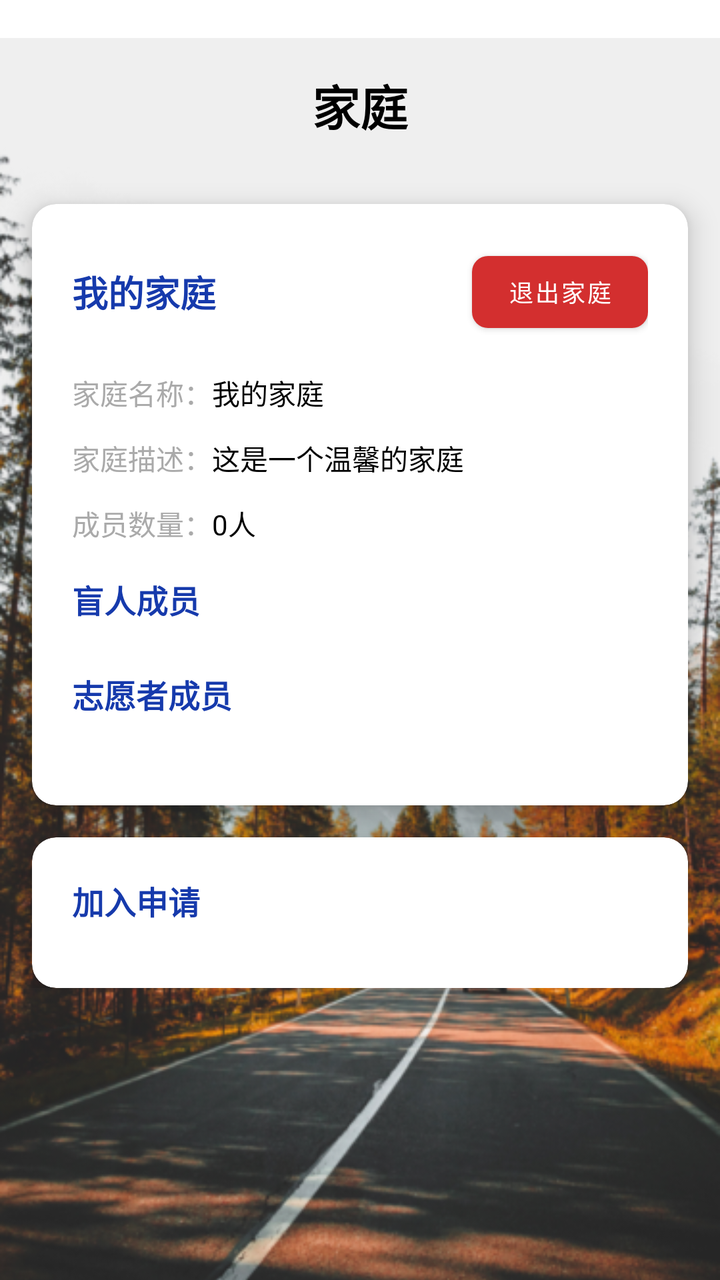
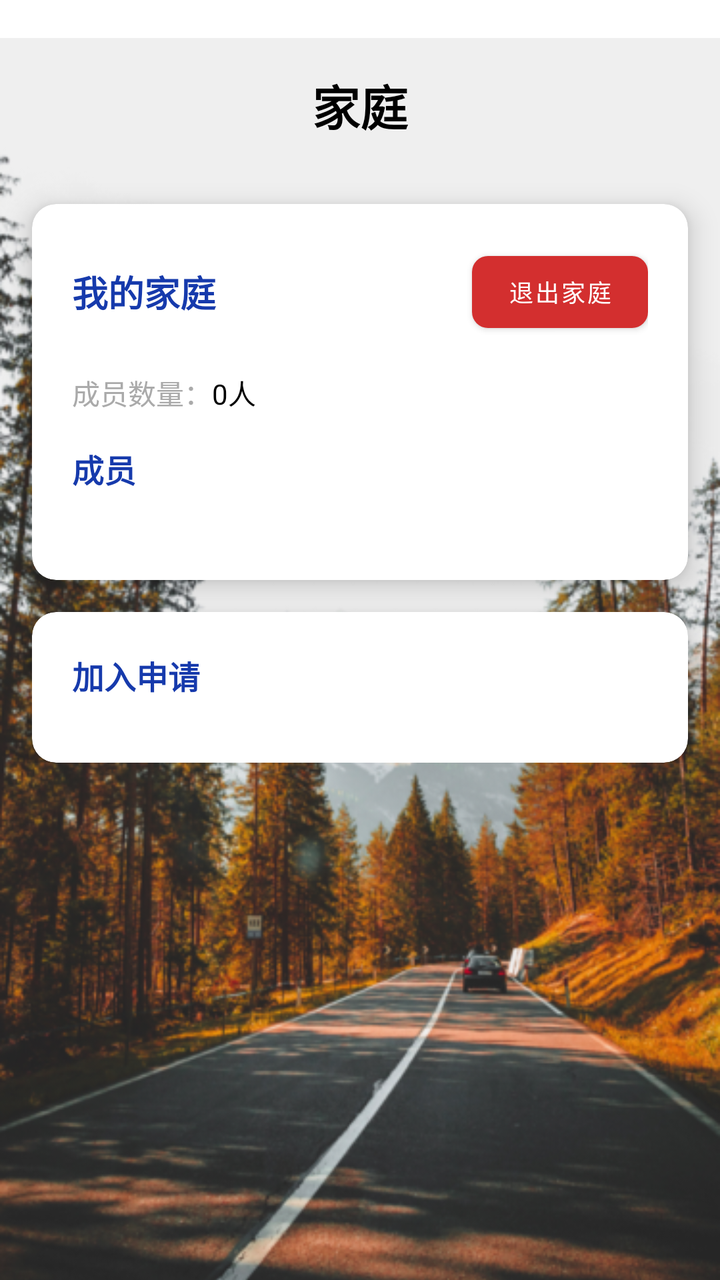

Two renders of the same Android screen: before a commit and after it. Below are the layout's source before the change and the commit's diff.
<!-- AndroidManifest.xml: application theme Theme.Shiwujie -->
<!-- res/layout/fragment_family.xml -->
<?xml version="1.0" encoding="utf-8"?>
<LinearLayout xmlns:android="http://schemas.android.com/apk/res/android"
    xmlns:app="http://schemas.android.com/apk/res-auto"
    android:layout_width="match_parent"
    android:layout_height="match_parent"
    android:orientation="vertical"
    android:fitsSystemWindows="true">

    
    <View
        android:layout_width="match_parent"
        android:layout_height="0dp"
        android:layout_weight="0.03" />

    
    <androidx.constraintlayout.widget.ConstraintLayout
        android:layout_width="match_parent"
        android:layout_height="0dp"
        android:layout_weight="0.97">

        
        <ImageView
            android:layout_width="match_parent"
            android:layout_height="match_parent"
            android:scaleType="centerCrop"
            android:src="@drawable/background"
            app:layout_constraintBottom_toBottomOf="parent"
            app:layout_constraintEnd_toEndOf="parent"
            app:layout_constraintStart_toStartOf="parent"
            app:layout_constraintTop_toTopOf="parent" />

        
        <TextView
            android:id="@+id/tvTitle"
            android:layout_width="wrap_content"
            android:layout_height="wrap_content"
            android:layout_marginTop="16dp"
            android:text="家庭"
            android:textColor="@color/black"
            android:textSize="24sp"
            android:textStyle="bold"
            app:layout_constraintLeft_toLeftOf="parent"
            app:layout_constraintRight_toRightOf="parent"
            app:layout_constraintTop_toTopOf="parent" />

        
        <ScrollView
            android:layout_width="match_parent"
            android:layout_height="0dp"
            android:layout_marginTop="16dp"
            android:clipToPadding="false"
            android:paddingBottom="16dp"
            app:layout_constraintBottom_toBottomOf="parent"
            app:layout_constraintTop_toBottomOf="@id/tvTitle">

            <LinearLayout
                android:layout_width="match_parent"
                android:layout_height="wrap_content"
                android:orientation="vertical">

                
                <androidx.cardview.widget.CardView
                    android:id="@+id/cardEmptyState"
                    android:layout_width="match_parent"
                    android:layout_height="wrap_content"
                    android:layout_marginHorizontal="16dp"
                    android:visibility="gone"
                    app:cardCornerRadius="12dp"
                    app:cardElevation="8dp">

                    <LinearLayout
                        android:layout_width="match_parent"
                        android:layout_height="wrap_content"
                        android:gravity="center"
                        android:orientation="vertical"
                        android:padding="32dp">

                        <TextView
                            android:layout_width="wrap_content"
                            android:layout_height="wrap_content"
                            android:layout_marginBottom="24dp"
                            android:text="您还未加入任何家庭"
                            android:textColor="@android:color/black"
                            android:textSize="18sp"
                            android:textStyle="bold" />

                        
                        <Button
                            android:id="@+id/btnJoinFamily"
                            android:layout_width="match_parent"
                            android:layout_height="wrap_content"
                            android:background="@drawable/bg_button_primary"
                            android:padding="12dp"
                            android:text="加入家庭"
                            android:textColor="@android:color/white"
                            android:textSize="16sp" />

                    </LinearLayout>

                </androidx.cardview.widget.CardView>

                
                <androidx.cardview.widget.CardView
                    android:id="@+id/cardFamilyInfo"
                    android:layout_width="match_parent"
                    android:layout_height="wrap_content"
                    android:layout_marginHorizontal="16dp"
                    android:layout_marginTop="16dp"
                    app:cardCornerRadius="12dp"
                    app:cardElevation="8dp">

                    <LinearLayout
                        android:layout_width="match_parent"
                        android:layout_height="wrap_content"
                        android:orientation="vertical"
                        android:padding="20dp">

                        
                        <LinearLayout
                            android:layout_width="match_parent"
                            android:layout_height="wrap_content"
                            android:layout_marginBottom="16dp"
                            android:gravity="center_vertical"
                            android:orientation="horizontal">

                            <TextView
                                android:layout_width="0dp"
                                android:layout_height="wrap_content"
                                android:layout_weight="1"
                                android:text="我的家庭"
                                android:textColor="#163AAC"
                                android:textSize="18sp"
                                android:textStyle="bold" />

                            <com.google.android.material.button.MaterialButton
                                android:id="@+id/btnLeaveFamily"
                                android:layout_width="wrap_content"
                                android:layout_height="wrap_content"
                                app:backgroundTint="@color/red"
                                app:cornerRadius="8dp"
                                android:paddingHorizontal="16dp"
                                android:paddingVertical="8dp"
                                android:text="退出家庭"
                                android:textColor="@android:color/white"
                                android:textSize="12sp" />

                        </LinearLayout>

                        
                        <LinearLayout
                            android:layout_width="match_parent"
                            android:layout_height="wrap_content"
                            android:layout_marginBottom="12dp"
                            android:orientation="horizontal">

                            <TextView
                                android:layout_width="wrap_content"
                                android:layout_height="wrap_content"
                                android:text="家庭名称："
                                android:textColor="@android:color/darker_gray"
                                android:textSize="14sp" />

                            <TextView
                                android:id="@+id/tvFamilyName"
                                android:layout_width="0dp"
                                android:layout_height="wrap_content"
                                android:layout_weight="1"
                                android:text="我的家庭"
                                android:textColor="@android:color/black"
                                android:textSize="14sp" />

                        </LinearLayout>

                        
                        <LinearLayout
                            android:layout_width="match_parent"
                            android:layout_height="wrap_content"
                            android:layout_marginBottom="12dp"
                            android:orientation="horizontal">

                            <TextView
                                android:layout_width="wrap_content"
                                android:layout_height="wrap_content"
                                android:text="家庭描述："
                                android:textColor="@android:color/darker_gray"
                                android:textSize="14sp" />

                            <TextView
                                android:id="@+id/tvFamilyDescription"
                                android:layout_width="0dp"
                                android:layout_height="wrap_content"
                                android:layout_weight="1"
                                android:text="这是一个温馨的家庭"
                                android:textColor="@android:color/black"
                                android:textSize="14sp" />

                        </LinearLayout>

                        
                        <LinearLayout
                            android:layout_width="match_parent"
                            android:layout_height="wrap_content"
                            android:layout_marginBottom="16dp"
                            android:orientation="horizontal">

                            <TextView
                                android:layout_width="wrap_content"
                                android:layout_height="wrap_content"
                                android:text="成员数量："
                                android:textColor="@android:color/darker_gray"
                                android:textSize="14sp" />

                            <TextView
                                android:id="@+id/tvMemberCount"
                                android:layout_width="0dp"
                                android:layout_height="wrap_content"
                                android:layout_weight="1"
                                android:text="0人"
                                android:textColor="@android:color/black"
                                android:textSize="14sp" />

                        </LinearLayout>

                        
                        <LinearLayout
                            android:layout_width="match_parent"
                            android:layout_height="wrap_content"
                            android:layout_marginBottom="16dp"
                            android:orientation="vertical">

                            <TextView
                                android:layout_width="wrap_content"
                                android:layout_height="wrap_content"
                                android:layout_marginBottom="8dp"
                                android:text="盲人成员"
                                android:textColor="#163AAC"
                                android:textSize="16sp"
                                android:textStyle="bold" />

                            <androidx.recyclerview.widget.RecyclerView
                                android:id="@+id/rvBlindMembers"
                                android:layout_width="match_parent"
                                android:layout_height="wrap_content"
                                android:background="@drawable/bg_member_list"
                                android:nestedScrollingEnabled="false" />

                        </LinearLayout>

                        
                        <LinearLayout
                            android:layout_width="match_parent"
                            android:layout_height="wrap_content"
                            android:layout_marginBottom="16dp"
                            android:orientation="vertical">

                            <TextView
                                android:layout_width="wrap_content"
                                android:layout_height="wrap_content"
                                android:layout_marginBottom="8dp"
                                android:text="志愿者成员"
                                android:textColor="#163AAC"
                                android:textSize="16sp"
                                android:textStyle="bold" />

                            <androidx.recyclerview.widget.RecyclerView
                                android:id="@+id/rvVolunteerMembers"
                                android:layout_width="match_parent"
                                android:layout_height="wrap_content"
                                android:background="@drawable/bg_member_list"
                                android:nestedScrollingEnabled="false" />

                        </LinearLayout>

                    </LinearLayout>

                </androidx.cardview.widget.CardView>

                
                <androidx.cardview.widget.CardView
                    android:id="@+id/cardFamilyRequests"
                    android:layout_width="match_parent"
                    android:layout_height="wrap_content"
                    android:layout_marginHorizontal="16dp"
                    android:layout_marginTop="16dp"
                    app:cardCornerRadius="12dp"
                    app:cardElevation="8dp">

                    <LinearLayout
                        android:layout_width="match_parent"
                        android:layout_height="wrap_content"
                        android:orientation="vertical"
                        android:padding="20dp">

                        <TextView
                            android:layout_width="wrap_content"
                            android:layout_height="wrap_content"
                            android:layout_marginBottom="12dp"
                            android:text="加入申请"
                            android:textColor="#163AAC"
                            android:textSize="16sp"
                            android:textStyle="bold" />

                        <androidx.recyclerview.widget.RecyclerView
                            android:id="@+id/rvFamilyRequests"
                            android:layout_width="match_parent"
                            android:layout_height="wrap_content"
                            android:nestedScrollingEnabled="false" />

                    </LinearLayout>

                </androidx.cardview.widget.CardView>

            </LinearLayout>

        </ScrollView>

    </androidx.constraintlayout.widget.ConstraintLayout>

</LinearLayout>
<!-- resources referenced by this layout -->
<resources>
  <color name="black">#FF000000</color>
  <color name="red">#D32F2F</color>
  <!-- drawable background: png bitmap (drawable, 360633 bytes) -->
  <!-- drawable bg_button_primary (drawable) -->
  <?xml version="1.0" encoding="utf-8"?>
  <shape xmlns:android="http://schemas.android.com/apk/res/android">
      <solid android:color="@color/primary_blue" />
      <corners android:radius="8dp" />
  </shape>
  <!-- drawable bg_member_list (drawable) -->
  <?xml version="1.0" encoding="utf-8"?>
  <shape xmlns:android="http://schemas.android.com/apk/res/android">
      <solid android:color="#FFFFFF" />
      <corners android:radius="8dp" />
      <stroke
          android:width="1dp"
          android:color="#E0E0E0" />
  </shape>
  <style name="Theme.Shiwujie" parent="Theme.MaterialComponents.DayNight.NoActionBar">
          <item name="colorPrimary">@color/primary_blue</item>
          <item name="colorPrimaryVariant">@color/primary_blue</item>
          <item name="colorOnPrimary">@color/white</item>
          
          <item name="colorSecondary">@color/primary_blue</item>
          <item name="colorSecondaryVariant">@color/primary_blue</item>
          <item name="colorOnSecondary">@color/black</item>
          
          <item name="android:statusBarColor">?attr/colorPrimaryVariant</item>
      </style>
  <color name="primary_blue">#163AAC</color>
  <color name="white">#FFFFFFFF</color>
</resources>

<!-- the commit's change to res/layout/fragment_family.xml (unified diff, before → after) -->
@@ -150,56 +150,6 @@
                         <LinearLayout
                             android:layout_width="match_parent"
                             android:layout_height="wrap_content"
-                            android:layout_marginBottom="12dp"
-                            android:orientation="horizontal">
-
-                            <TextView
-                                android:layout_width="wrap_content"
-                                android:layout_height="wrap_content"
-                                android:text="家庭名称："
-                                android:textColor="@android:color/darker_gray"
-                                android:textSize="14sp" />
-
-                            <TextView
-                                android:id="@+id/tvFamilyName"
-                                android:layout_width="0dp"
-                                android:layout_height="wrap_content"
-                                android:layout_weight="1"
-                                android:text="我的家庭"
-                                android:textColor="@android:color/black"
-                                android:textSize="14sp" />
-
-                        </LinearLayout>
-
-                        
-                        <LinearLayout
-                            android:layout_width="match_parent"
-                            android:layout_height="wrap_content"
-                            android:layout_marginBottom="12dp"
-                            android:orientation="horizontal">
-
-                            <TextView
-                                android:layout_width="wrap_content"
-                                android:layout_height="wrap_content"
-                                android:text="家庭描述："
-                                android:textColor="@android:color/darker_gray"
-                                android:textSize="14sp" />
-
-                            <TextView
-                                android:id="@+id/tvFamilyDescription"
-                                android:layout_width="0dp"
-                                android:layout_height="wrap_content"
-                                android:layout_weight="1"
-                                android:text="这是一个温馨的家庭"
-                                android:textColor="@android:color/black"
-                                android:textSize="14sp" />
-
-                        </LinearLayout>
-
-                        
-                        <LinearLayout
-                            android:layout_width="match_parent"
-                            android:layout_height="wrap_content"
                             android:layout_marginBottom="16dp"
                             android:orientation="horizontal">
 
@@ -222,51 +172,45 @@
                         </LinearLayout>
 
                         
+
                         <LinearLayout
-                            android:layout_width="match_parent"
-                            android:layout_height="wrap_content"
+
+                            android:layout_width="match_parent"
+
+                            android:layout_height="wrap_content"
+
                             android:layout_marginBottom="16dp"
+
                             android:orientation="vertical">
 
-                            <TextView
+
+                            <TextView
+
                                 android:layout_width="wrap_content"
-                                android:layout_height="wrap_content"
+
+                                android:layout_height="wrap_content"
+
                                 android:layout_marginBottom="8dp"
-                                android:text="盲人成员"
+
+                                android:text="成员"
+
                                 android:textColor="#163AAC"
+
                                 android:textSize="16sp"
+
                                 android:textStyle="bold" />
 
+
                             <androidx.recyclerview.widget.RecyclerView
-                                android:id="@+id/rvBlindMembers"
+
+                                android:id="@+id/rvFamilyMembers"
+
                                 android:layout_width="match_parent"
-                                android:layout_height="wrap_content"
+
+                                android:layout_height="wrap_content"
+
                                 android:background="@drawable/bg_member_list"
-                                android:nestedScrollingEnabled="false" />
-
-                        </LinearLayout>
-
-                        
-                        <LinearLayout
-                            android:layout_width="match_parent"
-                            android:layout_height="wrap_content"
-                            android:layout_marginBottom="16dp"
-                            android:orientation="vertical">
-
-                            <TextView
-                                android:layout_width="wrap_content"
-                                android:layout_height="wrap_content"
-                                android:layout_marginBottom="8dp"
-                                android:text="志愿者成员"
-                                android:textColor="#163AAC"
-                                android:textSize="16sp"
-                                android:textStyle="bold" />
-
-                            <androidx.recyclerview.widget.RecyclerView
-                                android:id="@+id/rvVolunteerMembers"
-                                android:layout_width="match_parent"
-                                android:layout_height="wrap_content"
-                                android:background="@drawable/bg_member_list"
+
                                 android:nestedScrollingEnabled="false" />
 
                         </LinearLayout>
